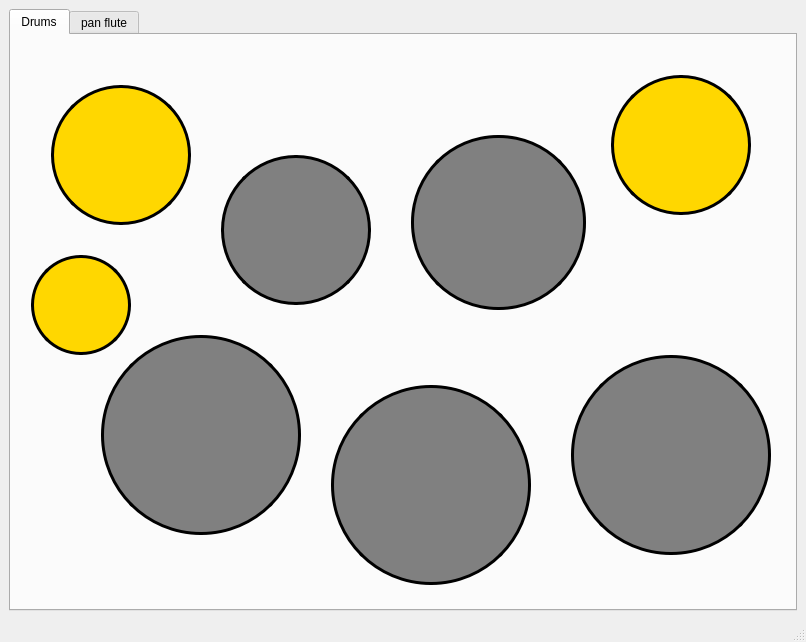
Above: P3.ui from tasneemadel97/DSP_Final before the change. Below: the same form after it.
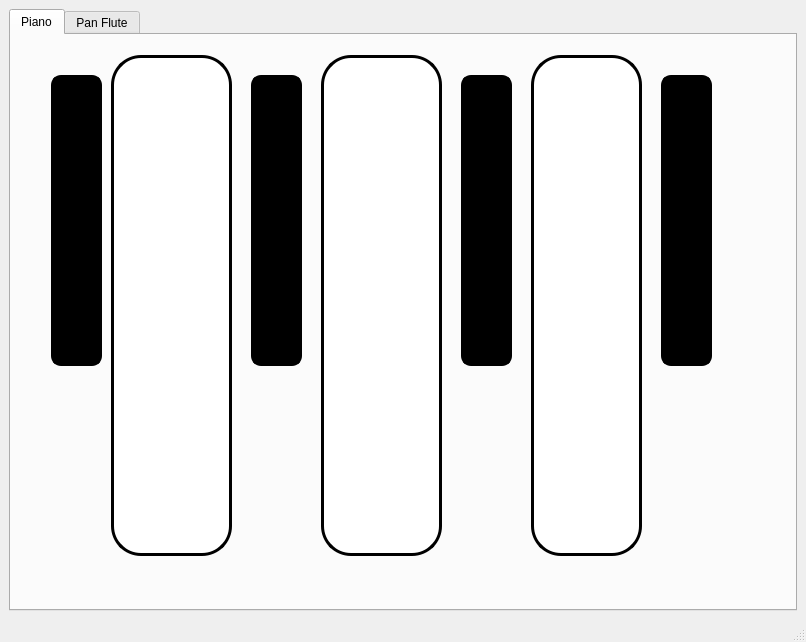
That is the form after the change. The open tabs and pages were chosen to show the change.

What changed in the file:
```diff
--- a/P3.ui
+++ b/P3.ui
@@ -25,25 +25,24 @@
       </property>
       <widget class="QWidget" name="tab">
        <attribute name="title">
-        <string>Drums</string>
+        <string>Piano</string>
        </attribute>
        <widget class="QPushButton" name="pushButton">
         <property name="geometry">
          <rect>
-          <x>210</x>
-          <y>120</y>
-          <width>150</width>
-          <height>150</height>
+          <x>100</x>
+          <y>20</y>
+          <width>121</width>
+          <height>501</height>
          </rect>
         </property>
         <property name="styleSheet">
          <string notr="true">QPushButton {
-  background-color: gray;
-
-  border-color: rgb(0, 0, 0);
+  background-color: white;
+  color: rgb(0, 0, 0);
   border-width: 3px;        
   border-style: solid;
-  border-radius: 75px;
+  border-radius: 30px;
 }</string>
         </property>
         <property name="text">
@@ -53,20 +52,20 @@
        <widget class="QPushButton" name="pushButton_2">
         <property name="geometry">
          <rect>
-          <x>560</x>
-          <y>320</y>
-          <width>200</width>
-          <height>200</height>
+          <x>240</x>
+          <y>40</y>
+          <width>51</width>
+          <height>291</height>
          </rect>
         </property>
         <property name="styleSheet">
          <string notr="true">QPushButton {
-  background-color: gray;
 
+  background-color: black;
   border-color: rgb(0, 0, 0);
   border-width: 3px;        
   border-style: solid;
-  border-radius: 100px;
+  border-radius: 10px;
 }</string>
         </property>
         <property name="text">
@@ -76,42 +75,19 @@
        <widget class="QPushButton" name="pushButton_3">
         <property name="geometry">
          <rect>
-          <x>400</x>
-          <y>100</y>
-          <width>175</width>
-          <height>175</height>
+          <x>310</x>
+          <y>20</y>
+          <width>121</width>
+          <height>501</height>
          </rect>
         </property>
         <property name="styleSheet">
          <string notr="true">QPushButton {
-  background-color: gray;
-
-  border-color: rgb(0, 0, 0);
-  border-width: 3px;        
-  border-style: solid;
-  border-radius: 87px;
-}</string>
-        </property>
-        <property name="text">
-         <string/>
-        </property>
-       </widget>
-       <widget class="QPushButton" name="pushButton_4">
-        <property name="geometry">
-         <rect>
-          <x>90</x>
-          <y>300</y>
-          <width>200</width>
-          <height>200</height>
-         </rect>
-        </property>
-        <property name="styleSheet">
-         <string notr="true">QPushButton {
-  background-color: gray;
+  background-color: white;
   color: rgb(0, 0, 0);
   border-width: 3px;        
   border-style: solid;
-  border-radius: 100px;
+  border-radius: 30px;
 }</string>
         </property>
         <property name="text">
@@ -121,20 +97,20 @@
        <widget class="QPushButton" name="pushButton_5">
         <property name="geometry">
          <rect>
-          <x>600</x>
+          <x>450</x>
           <y>40</y>
-          <width>140</width>
-          <height>140</height>
+          <width>51</width>
+          <height>291</height>
          </rect>
         </property>
         <property name="styleSheet">
          <string notr="true">QPushButton {
-  background-color: gold;
 
+  background-color: black;
   border-color: rgb(0, 0, 0);
   border-width: 3px;        
   border-style: solid;
-  border-radius: 70px;
+  border-radius: 10px;
 }</string>
         </property>
         <property name="text">
@@ -144,20 +120,19 @@
        <widget class="QPushButton" name="pushButton_6">
         <property name="geometry">
          <rect>
-          <x>320</x>
-          <y>350</y>
-          <width>200</width>
-          <height>200</height>
+          <x>520</x>
+          <y>20</y>
+          <width>111</width>
+          <height>501</height>
          </rect>
         </property>
         <property name="styleSheet">
          <string notr="true">QPushButton {
-  background-color: gray;
-
-  border-color: rgb(0, 0, 0);
+  background-color: white;
+  color: rgb(0, 0, 0);
   border-width: 3px;        
   border-style: solid;
-  border-radius: 100px;
+  border-radius: 30px;
 }</string>
         </property>
         <property name="text">
@@ -167,20 +142,20 @@
        <widget class="QPushButton" name="pushButton_8">
         <property name="geometry">
          <rect>
-          <x>20</x>
-          <y>220</y>
-          <width>100</width>
-          <height>100</height>
+          <x>650</x>
+          <y>40</y>
+          <width>51</width>
+          <height>291</height>
          </rect>
         </property>
         <property name="styleSheet">
          <string notr="true">QPushButton {
-  background-color: gold;
 
+  background-color: black;
   border-color: rgb(0, 0, 0);
   border-width: 3px;        
   border-style: solid;
-  border-radius: 50px;
+  border-radius: 10px;
 }</string>
         </property>
         <property name="text">
@@ -191,19 +166,19 @@
         <property name="geometry">
          <rect>
           <x>40</x>
-          <y>50</y>
-          <width>140</width>
-          <height>140</height>
+          <y>40</y>
+          <width>51</width>
+          <height>291</height>
          </rect>
         </property>
         <property name="styleSheet">
          <string notr="true">QPushButton {
-  background-color: gold;
 
+  background-color: black;
   border-color: rgb(0, 0, 0);
   border-width: 3px;        
   border-style: solid;
-  border-radius: 70px;
+  border-radius: 10px;
 }</string>
         </property>
         <property name="text">
@@ -213,7 +188,7 @@
       </widget>
       <widget class="QWidget" name="tab_2">
        <attribute name="title">
-        <string>pan flute</string>
+        <string>Pan Flute</string>
        </attribute>
        <widget class="QPushButton" name="p1">
         <property name="geometry">
```
Left out of the diff: 16 changed lines with no effect on the pictures.
